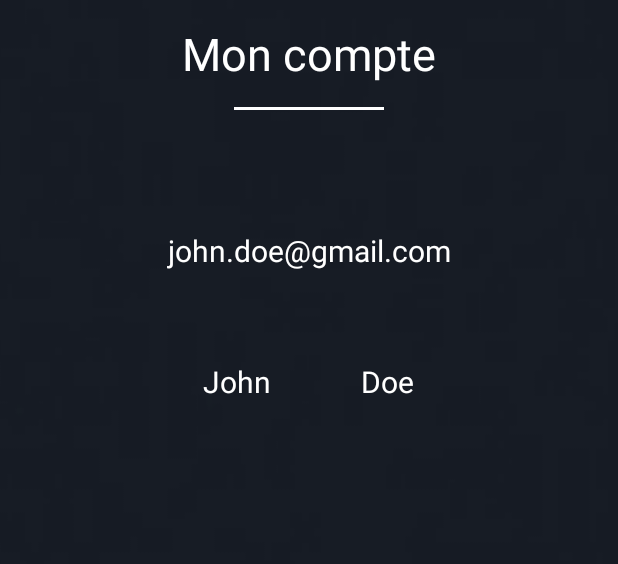
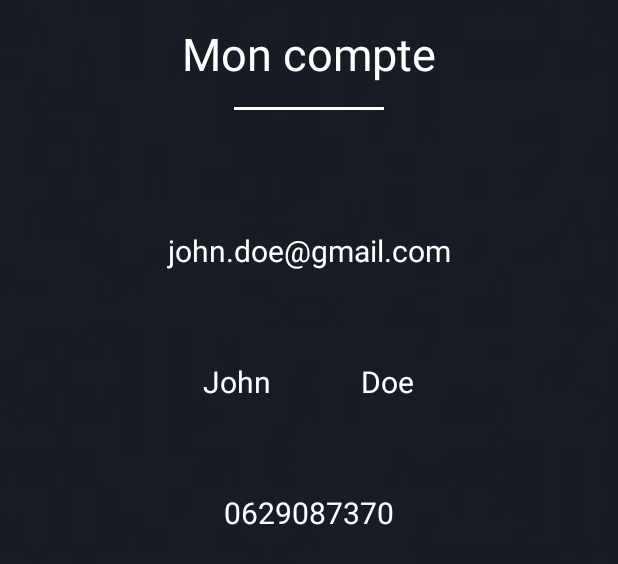
Before and after one commit to elea77/uf-web-mobile, an Android app: the layout activity_my_account.xml on its own in the app's theme, with its tools: preview values and no code run, on a phone screen of 412 x 824 dp. Shown: the top 564 px of the screen. Run offline under Robolectric (Android 15) with nearby library versions, the phone set to English and light mode, and no system bars.

Commit message:
Account info

```diff
--- a/app/src/main/java/com/example/uf_web_mobile/LoginActivity.java
+++ b/app/src/main/java/com/example/uf_web_mobile/LoginActivity.java
@@ -1,7 +1,6 @@
 package com.example.uf_web_mobile;
 
 import androidx.annotation.NonNull;
-import androidx.appcompat.app.AlertDialog;
 import androidx.appcompat.app.AppCompatActivity;
 
 import android.content.Intent;
@@ -12,6 +11,8 @@ import android.view.View;
 import android.widget.Button;
 import android.widget.EditText;
 import android.widget.Toast;
+
+import com.example.uf_web_mobile.models.LoginResult;
 
 import java.io.IOException;
 import java.util.HashMap;
@@ -80,6 +81,7 @@ public class LoginActivity extends AppCompatActivity {
                             LoginResult result = response.body();
 
                             Log.v("User", "token:"+ result.getToken());
+                            Log.v("User", "user_id:"+ result.getId());
 
                             Intent intentHome = new Intent(LoginActivity.this, HomeActivity.class);
                             startActivity(intentHome);
--- a/app/src/main/res/layout/activity_my_account.xml
+++ b/app/src/main/res/layout/activity_my_account.xml
@@ -25,11 +25,12 @@
         android:background="#ffffff"/>
 
     <TextView
+        android:id="@+id/emailView"
         android:layout_width="match_parent"
         android:layout_height="wrap_content"
         android:layout_gravity="center"
         android:gravity="center"
-        android:text="john.doe@gmail.com"
+        tools:text="john.doe@gmail.com"
         android:padding="30dp"
         android:textSize="20dp"
         android:textColor="@color/white" />
@@ -41,18 +42,20 @@
         android:layout_height="wrap_content">
 
         <TextView
+            android:id="@+id/firstNameView"
             android:layout_width="match_parent"
             android:layout_height="wrap_content"
-            android:text="John"
+            tools:text="John"
             android:padding="30dp"
             android:gravity="center"
             android:textSize="20dp"
             android:textColor="@color/white" />
 
         <TextView
+            android:id="@+id/lastNameView"
             android:layout_width="match_parent"
             android:layout_height="wrap_content"
-            android:text="Doe"
+            tools:text="Doe"
             android:padding="30dp"
             android:gravity="center"
             android:textSize="20dp"
@@ -61,6 +64,15 @@
 
     </LinearLayout>
 
+    <TextView
+        android:id="@+id/phoneView"
+        android:layout_width="match_parent"
+        android:layout_height="wrap_content"
+        tools:text="0629087370"
+        android:padding="30dp"
+        android:gravity="center"
+        android:textSize="20dp"
+        android:textColor="@color/white" />
 
 
 </LinearLayout>
```
Also changed, not shown: app/src/main/java/com/example/uf_web_mobile/MyAccountActivity.java (+79 -0 lines), app/src/main/java/com/example/uf_web_mobile/ProductsListActivity.java (+0 -9 lines), app/src/main/java/com/example/uf_web_mobile/RetrofitInterface.java (+11 -6 lines), app/src/main/java/com/example/uf_web_mobile/models/AccountResult.java (added, +42 -0 lines), app/src/main/java/com/example/uf_web_mobile/models/LoginResult.java (renamed from app/src/main/java/com/example/uf_web_mobile/LoginResult.java, +5 -5 lines).
